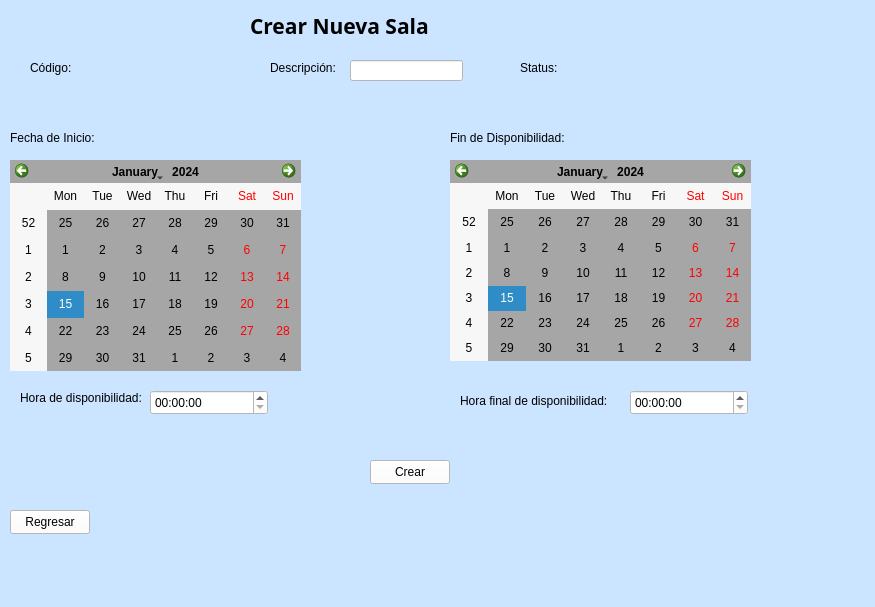
Qt form App_Medica/mainwindow.ui (alejandra057/App_Medica_Progra3) before a commit.
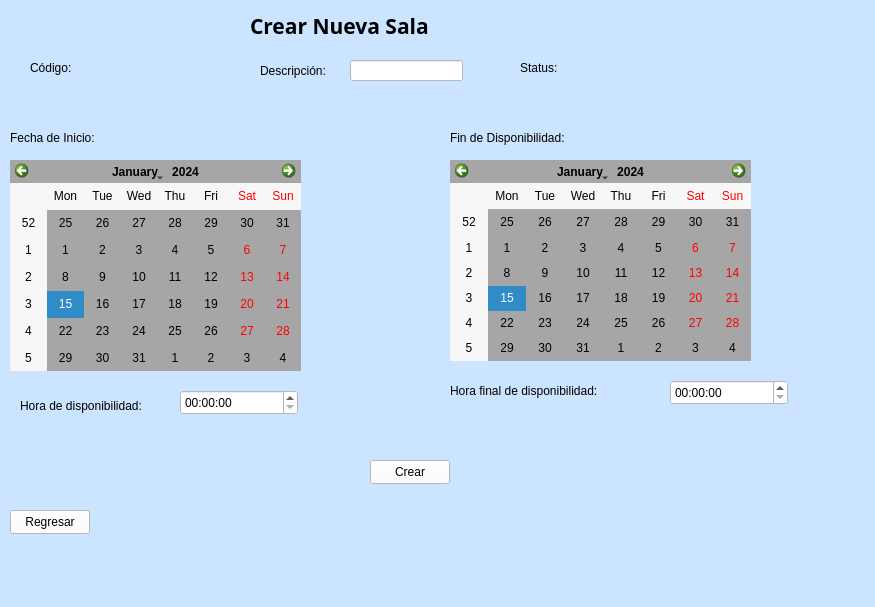
The same form after that commit. The open tabs and pages were chosen to show the change.

Diff of the .ui file:
```diff
--- a/App_Medica/mainwindow.ui
+++ b/App_Medica/mainwindow.ui
@@ -758,10 +758,10 @@
      <widget class="QLabel" name="label_21">
       <property name="geometry">
        <rect>
-        <x>300</x>
+        <x>290</x>
         <y>60</y>
-        <width>71</width>
-        <height>16</height>
+        <width>91</width>
+        <height>21</height>
        </rect>
       </property>
       <property name="text">
@@ -786,7 +786,7 @@
        <rect>
         <x>40</x>
         <y>130</y>
-        <width>91</width>
+        <width>121</width>
         <height>16</height>
        </rect>
       </property>
@@ -799,7 +799,7 @@
        <rect>
         <x>480</x>
         <y>130</y>
-        <width>121</width>
+        <width>151</width>
         <height>16</height>
        </rect>
       </property>
@@ -896,8 +896,8 @@
        <rect>
         <x>50</x>
         <y>390</y>
-        <width>131</width>
-        <height>16</height>
+        <width>161</width>
+        <height>31</height>
        </rect>
       </property>
       <property name="text">
@@ -907,8 +907,8 @@
      <widget class="QTimeEdit" name="horafinal_crearSala">
       <property name="geometry">
        <rect>
-        <x>660</x>
-        <y>390</y>
+        <x>700</x>
+        <y>380</y>
         <width>118</width>
         <height>25</height>
        </rect>
@@ -920,9 +920,9 @@
      <widget class="QLabel" name="label_114">
       <property name="geometry">
        <rect>
-        <x>490</x>
-        <y>390</y>
-        <width>161</width>
+        <x>480</x>
+        <y>380</y>
+        <width>201</width>
         <height>21</height>
        </rect>
       </property>
@@ -933,7 +933,7 @@
      <widget class="QTimeEdit" name="horainicio_crearSala">
       <property name="geometry">
        <rect>
-        <x>180</x>
+        <x>210</x>
         <y>390</y>
         <width>118</width>
         <height>25</height>
```
Left out of the diff: 26 changed lines with no effect on the pictures.
